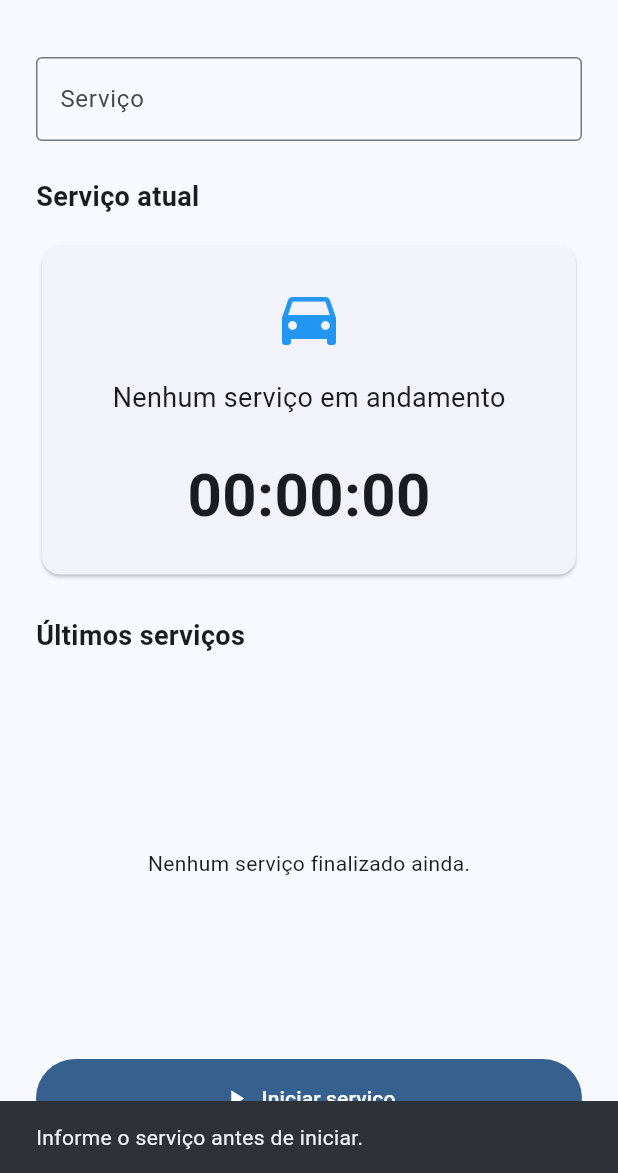
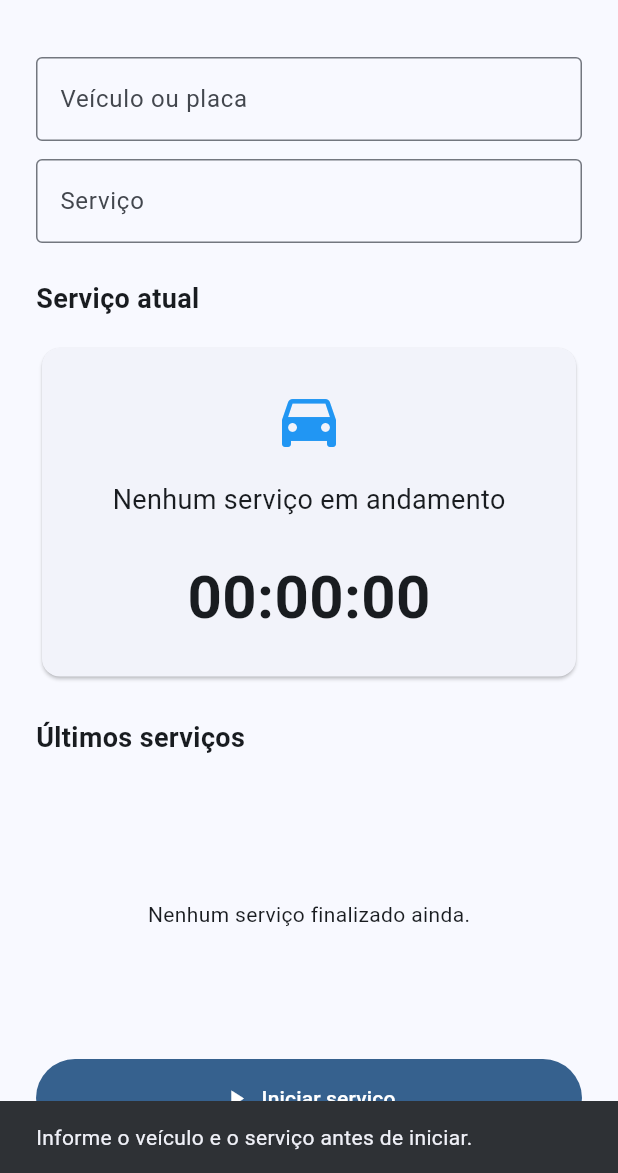
Before and after one commit to FlavioDosReis/controle-manutencao-flutter, a Flutter app: the screen it shows after launch, after a tap on "Iniciar serviço", on a phone screen of 412 x 824 dp, the part 63-1236 px from its top. Run offline on Flutter 3.47's test engine with Material 3 defaults, Android fonts, the phone set to English and light mode, and no system bars.

Commit message:
feat: vincula serviços aos veículos

```diff
--- a/lib/main.dart
+++ b/lib/main.dart
@@ -25,11 +25,13 @@ class ControleTempoCarroApp extends StatelessWidget {
 
 class ServicoFinalizado {
   const ServicoFinalizado({
+    required this.veiculo,
     required this.descricao,
     required this.duracao,
     required this.finalizadoEm,
   });
 
+  final String veiculo;
   final String descricao;
   final Duration duracao;
   final DateTime finalizadoEm;
@@ -46,7 +48,9 @@ class _TelaInicialState extends State<TelaInicial> {
   Timer? _timer;
   Duration _duracao = Duration.zero;
   bool _servicoEmAndamento = false;
+  String? _veiculoServico;
   String? _descricaoServico;
+  final _veiculoController = TextEditingController();
   final _descricaoController = TextEditingController();
   final List<ServicoFinalizado> _servicosFinalizados = [];
 
@@ -61,13 +65,15 @@ class _TelaInicialState extends State<TelaInicial> {
     }
 
     if (_duracao == Duration.zero) {
+      final veiculo = _veiculoController.text.trim();
       final descricao = _descricaoController.text.trim();
-      if (descricao.isEmpty) {
+      if (veiculo.isEmpty || descricao.isEmpty) {
         ScaffoldMessenger.of(context).showSnackBar(
-          const SnackBar(content: Text('Informe o serviço antes de iniciar.')),
+          const SnackBar(content: Text('Informe o veículo e o serviço antes de iniciar.')),
         );
         return;
       }
+      _veiculoServico = veiculo;
       _descricaoServico = descricao;
     }
 
@@ -84,6 +90,7 @@ class _TelaInicialState extends State<TelaInicial> {
 
   void _finalizarServico() {
     final servico = ServicoFinalizado(
+      veiculo: _veiculoServico ?? 'Veículo não informado',
       descricao: _descricaoServico ?? 'Serviço sem descrição',
       duracao: _duracao,
       finalizadoEm: DateTime.now(),
@@ -94,7 +101,9 @@ class _TelaInicialState extends State<TelaInicial> {
     setState(() {
       _servicoEmAndamento = false;
       _duracao = Duration.zero;
+      _veiculoServico = null;
       _descricaoServico = null;
+      _veiculoController.clear();
       _descricaoController.clear();
       _servicosFinalizados.insert(0, servico);
     });
@@ -140,6 +149,7 @@ class _TelaInicialState extends State<TelaInicial> {
   @override
   void dispose() {
     _timer?.cancel();
+    _veiculoController.dispose();
     _descricaoController.dispose();
     super.dispose();
   }
@@ -158,6 +168,17 @@ class _TelaInicialState extends State<TelaInicial> {
         child: Column(
           crossAxisAlignment: CrossAxisAlignment.stretch,
           children: [
+            TextField(
+              controller: _veiculoController,
+              enabled: !_servicoEmAndamento && _duracao == Duration.zero,
+              textCapitalization: TextCapitalization.characters,
+              decoration: const InputDecoration(
+                labelText: 'Veículo ou placa',
+                hintText: 'Ex.: HB20 • ABC1D23',
+                border: OutlineInputBorder(),
+              ),
+            ),
+            const SizedBox(height: 12),
             TextField(
               controller: _descricaoController,
               enabled: !_servicoEmAndamento && _duracao == Duration.zero,
@@ -227,10 +248,11 @@ class _TelaInicialState extends State<TelaInicial> {
                         return Card(
                           child: ListTile(
                             leading: const Icon(Icons.check_circle_outline),
-                            title: Text(servico.descricao),
+                            title: Text(servico.veiculo),
                             subtitle: Text(
-                              '${_formatarDuracao(servico.duracao)} • Finalizado em ${_formatarData(servico.finalizadoEm)}',
+                              '${servico.descricao} • ${_formatarDuracao(servico.duracao)}\nFinalizado em ${_formatarData(servico.finalizadoEm)}',
                             ),
+                            isThreeLine: true,
                           ),
                         );
                       },
```
Also changed, not shown: 1 other file.
